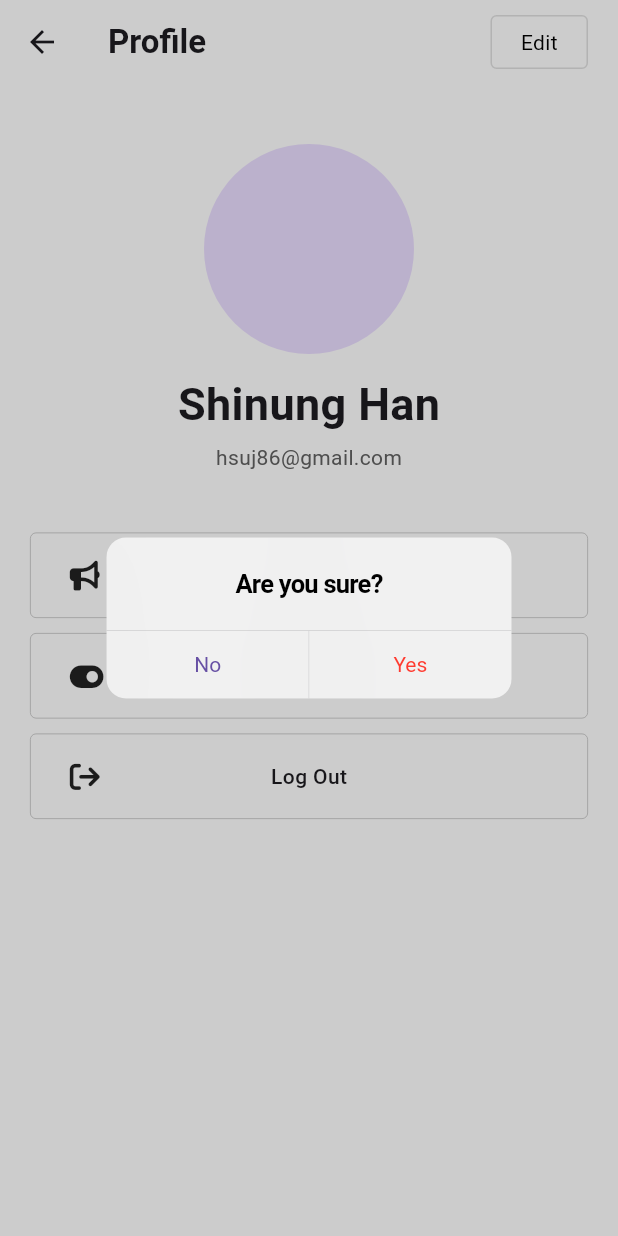
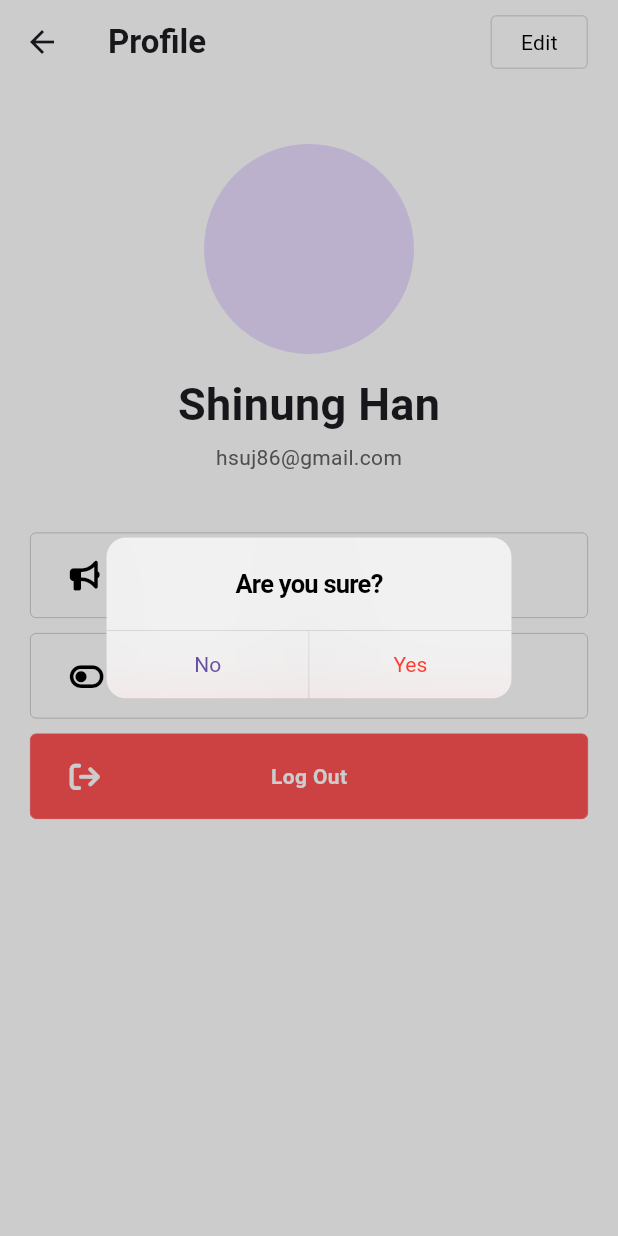
Before and after one commit to shinung-han/din, a Flutter app: the ProfileScreen screen opened directly, after a tap on "Log Out", on a phone screen of 412 x 824 dp. Run offline on Flutter 3.47's test engine with Material 2 defaults, Android fonts, the light colour scheme and no system bars; our stand-ins replace firebase_auth, firebase_core, flutter_keyboard_visibility, flutter_riverpod, font_awesome_flutter, go_router; accounts and stored records are empty.

Commit message:
튜토리얼 페이지 기본 셋팅 & common_button 분리

```diff
--- /dev/null
+++ b/lib/common/widgets/common_button.dart
@@ -0,0 +1,64 @@
+import 'package:din/constants/sizes.dart';
+import 'package:flutter/material.dart';
+import 'package:font_awesome_flutter/font_awesome_flutter.dart';
+
+class CommonButton extends StatelessWidget {
+  final String text;
+  final IconData? icon;
+  final Color? color, bgColor, borderColor;
+  final Function()? onTap;
+
+  const CommonButton({
+    required this.text,
+    this.icon,
+    this.onTap,
+    this.color,
+    this.bgColor,
+    this.borderColor,
+    super.key,
+  });
+
+  @override
+  Widget build(BuildContext context) {
+    return GestureDetector(
+      onTap: onTap,
+      child: FractionallySizedBox(
+        widthFactor: 1,
+        child: Container(
+          padding: const EdgeInsets.all(Sizes.size18),
+          decoration: BoxDecoration(
+            border: Border.all(
+              width: 0.5,
+              color: borderColor ?? Colors.grey.shade400,
+            ),
+            borderRadius: BorderRadius.circular(Sizes.size4),
+            color: bgColor,
+          ),
+          child: Stack(
+            alignment: Alignment.center,
+            children: [
+              Align(
+                alignment: Alignment.centerLeft,
+                child: Padding(
+                  padding: const EdgeInsets.only(left: Sizes.size8),
+                  child: FaIcon(
+                    icon,
+                    size: Sizes.size20,
+                    color: color ?? Colors.black,
+                  ),
+                ),
+              ),
+              Text(
+                text,
+                style: TextStyle(
+                  fontWeight: FontWeight.w600,
+                  color: color ?? Colors.black,
+                ),
+              ),
+            ],
+          ),
+        ),
+      ),
+    );
+  }
+}
--- a/lib/common/widgets/main_navigation_screen.dart
+++ b/lib/common/widgets/main_navigation_screen.dart
@@ -1,4 +1,4 @@
-import 'package:din/users/profile_screen.dart';
+import 'package:din/features/users/profile_screen.dart';
 import 'package:flutter/material.dart';
 import 'package:font_awesome_flutter/font_awesome_flutter.dart';
 import 'package:go_router/go_router.dart';
--- a/lib/authentication/test_screen.dart
+++ b/lib/features/authentication/test_screen.dart
@@ -1,6 +1,6 @@
-import 'package:din/authentication/sign_up_screen.dart';
-import 'package:din/authentication/widgets/auth_bottom_app_bar.dart';
-import 'package:din/authentication/widgets/auth_social_button.dart';
+import 'package:din/features/authentication/sign_up_screen.dart';
+import 'package:din/features/authentication/widgets/auth_bottom_app_bar.dart';
+import 'package:din/features/authentication/widgets/auth_social_button.dart';
 import 'package:din/constants/gaps.dart';
 import 'package:din/constants/sizes.dart';
 import 'package:flutter/material.dart';
--- a/lib/authentication/view_models/login_view_model.dart
+++ b/lib/features/authentication/view_models/login_view_model.dart
@@ -1,6 +1,6 @@
 import 'dart:async';
 
-import 'package:din/authentication/repos/authentication_repo.dart';
+import 'package:din/features/authentication/repos/authentication_repo.dart';
 import 'package:din/utils.dart';
 import 'package:flutter/material.dart';
 import 'package:flutter_riverpod/flutter_riverpod.dart';
--- a/lib/authentication/view_models/signup_view_model.dart
+++ b/lib/features/authentication/view_models/signup_view_model.dart
@@ -1,9 +1,11 @@
 import 'dart:async';
 
-import 'package:din/authentication/repos/authentication_repo.dart';
+import 'package:din/features/authentication/repos/authentication_repo.dart';
+import 'package:din/features/onboarding/tutorial_screen.dart';
 import 'package:din/utils.dart';
 import 'package:flutter/material.dart';
 import 'package:flutter_riverpod/flutter_riverpod.dart';
+import 'package:go_router/go_router.dart';
 
 class SignUpViewModel extends AsyncNotifier<void> {
   late final AuthenticationRepository _authRepo;
@@ -24,6 +26,8 @@ class SignUpViewModel extends AsyncNotifier<void> {
     );
     if (state.hasError) {
       showFirebaseErrorSnack(context, state.error);
+    } else {
+      context.go(TutorialScreen.routeURL);
     }
   }
 }
--- a/lib/users/profile_screen.dart
+++ b/lib/features/users/profile_screen.dart
@@ -1,5 +1,5 @@
-import 'package:din/authentication/repos/authentication_repo.dart';
-import 'package:din/authentication/widgets/auth_social_button.dart';
+import 'package:din/common/widgets/common_button.dart';
+import 'package:din/features/authentication/repos/authentication_repo.dart';
 import 'package:din/constants/gaps.dart';
 import 'package:flutter/cupertino.dart';
 import 'package:flutter/material.dart';
@@ -150,77 +150,25 @@ class _ProfileScreenState extends ConsumerState<ProfileScreen> {
                 ),
               ),
               Gaps.v40,
-              const AuthSocialButton(
+              const CommonButton(
                 icon: FontAwesomeIcons.bullhorn,
-                company: 'Notice',
+                text: 'Notice',
               ),
               Gaps.v10,
-              AuthSocialButton(
-                icon: FontAwesomeIcons.toggleOn,
-                company: 'Dark mode',
+              const CommonButton(
+                icon: FontAwesomeIcons.toggleOff,
+                text: 'Dark Mode',
+              ),
+
+              Gaps.v10,
+              CommonButton(
+                icon: FontAwesomeIcons.arrowRightFromBracket,
+                text: 'Log Out',
+                bgColor: Colors.redAccent,
+                borderColor: Colors.redAccent,
+                color: Colors.white,
                 onTap: _onLogoutTap,
-              ),
-              Gaps.v10,
-              AuthSocialButton(
-                icon: FontAwesomeIcons.arrowRightFromBracket,
-                company: 'Log Out',
-                onTap: _onLogoutTap,
-              ),
-              /* ListTile(
-                minVerticalPadding: 30,
-                leading: Container(
-                  width: 50,
-                  height: 50,
-                  decoration: BoxDecoration(
-                    borderRadius: BorderRadius.circular(30),
-                    border: Border.all(
-                      width: 1,
-                      color: Colors.grey.shade200,
-                    ),
-                    // color: Colors.grey.shade200,
-                  ),
-                  child: const Center(
-                    child: FaIcon(
-                      FontAwesomeIcons.arrowRightFromBracket,
-                      size: 16,
-                    ),
-                  ),
-                ),
-                title: const Text('Log out'),
-                onTap: () {
-                  showCupertinoDialog(
-                    context: context,
-                    builder: (context) => CupertinoAlertDialog(
-                      title: const Text('Are you sure?'),
-                      // content: const Text("Please dont go"),
-                      actions: [
-                        CupertinoDialogAction(
-                          child: const Text(
-                            'No',
-                            style: TextStyle(
-                              fontSize: 14,
-                            ),
-                          ),
-                          onPressed: () => Navigator.of(context).pop(),
-                        ),
-                        CupertinoDialogAction(
-                          isDestructiveAction: true,
-                          child: const Text(
-                            'Yes',
-                            style: TextStyle(
-                              fontSize: 14,
-                            ),
-                          ),
-                          onPressed: () {
-                            ref.read(authRepo).signOut();
-                            context.go('/');
-                          },
-                        ),
-                      ],
-                    ),
-                  );
-                },
-              ), */
+              )
               // const AboutListTile(),
             ],
           ),
```
Also changed, not shown: lib/features/authentication/log_in_form_screen.dart (renamed from lib/authentication/log_in_form_screen.dart, +6 -6 lines), lib/features/authentication/log_in_screen.dart (renamed from lib/authentication/log_in_screen.dart, +6 -6 lines), lib/features/authentication/sign_up_form_screen.dart (renamed from lib/authentication/sign_up_form_screen.dart, +6 -6 lines), lib/features/authentication/sign_up_screen.dart (renamed from lib/authentication/sign_up_screen.dart, +5 -5 lines), lib/features/onboarding/tutorial_screen.dart (added, +150 -0 lines), lib/router.dart (+10 -4 lines), lib/features/authentication/repos/authentication_repo.dart (renamed from lib/authentication/repos/authentication_repo.dart), lib/features/authentication/test_divider.dart (renamed from lib/authentication/test_divider.dart), lib/features/authentication/widgets/auth_bottom_app_bar.dart (renamed from lib/authentication/widgets/auth_bottom_app_bar.dart), lib/features/authentication/widgets/auth_header.dart (renamed from lib/authentication/widgets/auth_header.dart), lib/features/authentication/widgets/auth_policy.dart (renamed from lib/authentication/widgets/auth_policy.dart), lib/features/authentication/widgets/auth_social_button.dart (renamed from lib/authentication/widgets/auth_social_button.dart), lib/features/authentication/widgets/auth_submit_button.dart (renamed from lib/authentication/widgets/auth_submit_button.dart).
